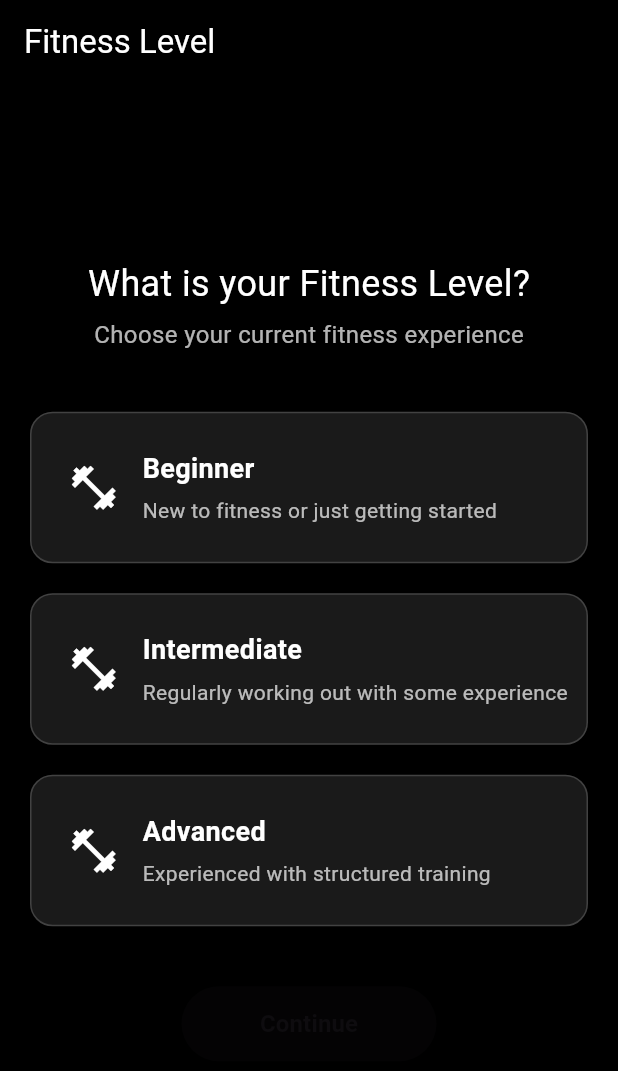
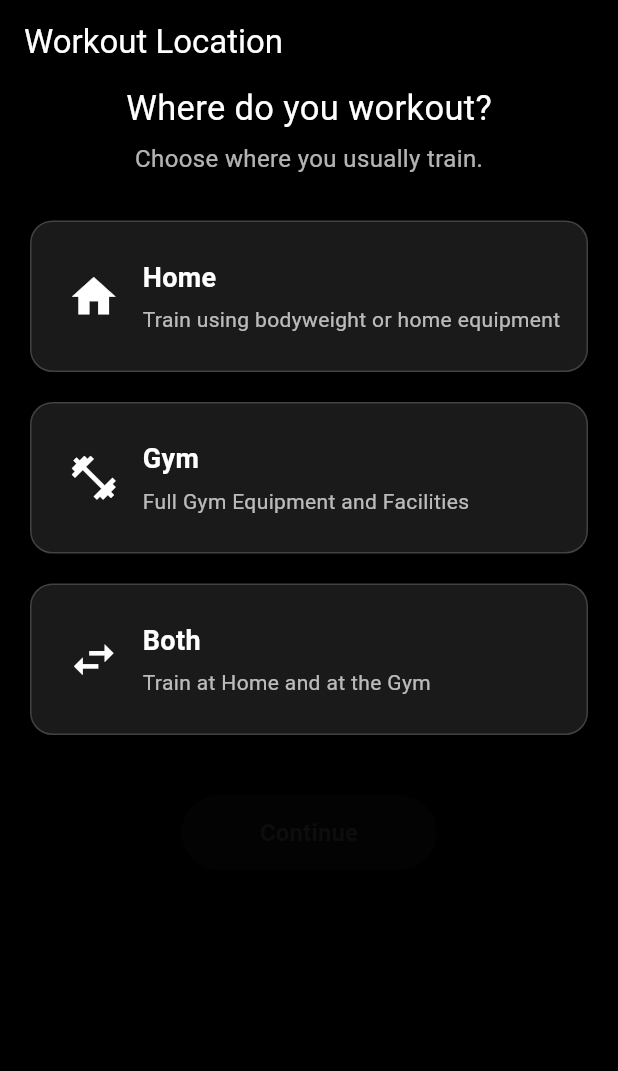
Before and after one commit to Sreenu-123/FitNovaX, a Flutter app: the screen it shows after launch, on a phone screen of 412 x 824 dp. Shown: the top 1071 px of the screen. Run offline on Flutter 3.47's test engine with Material 3 defaults, Android fonts, the phone set to English and light mode, and no system bars.

Commit message:
Implemented Workout Location selection screen

```diff
--- a/lib/main.dart
+++ b/lib/main.dart
@@ -1,4 +1,4 @@
-import 'package:fit_nova_x/workoutSetup/fitness_level_screen.dart';
+import 'package:fit_nova_x/workoutSetup/workout_location_screen.dart';
 import 'package:flutter/material.dart';
 
 void
@@ -6,7 +6,7 @@ main() {
   runApp(
     MaterialApp(
       debugShowCheckedModeBanner: false,
-      home: FitnessLevelScreen(),
+      home: WorkoutLocationScreen(),
     ),
   );
 }
--- /dev/null
+++ b/lib/workoutSetup/workout_location_screen.dart
@@ -0,0 +1,341 @@
+import 'package:flutter/material.dart';
+
+class WorkoutLocationScreen
+    extends
+        StatefulWidget {
+  const WorkoutLocationScreen({
+    super.key,
+  });
+
+  @override
+  State<
+    WorkoutLocationScreen
+  >
+  createState() =>
+      _WorkoutLocationScreenState();
+}
+
+class _WorkoutLocationScreenState
+    extends
+        State<
+          WorkoutLocationScreen
+        > {
+  int?
+  selectedLocation;
+  @override
+  Widget
+  build(
+    BuildContext
+    context,
+  ) {
+    return Scaffold(
+      backgroundColor: Colors.black,
+      appBar: AppBar(
+        title: const Text(
+          'Workout Location',
+          style: TextStyle(
+            color: Colors.white,
+          ),
+        ),
+        backgroundColor: Colors.black,
+      ),
+      body: Center(
+        child: Column(
+          crossAxisAlignment: CrossAxisAlignment.center,
+          children: [
+            Text(
+              'Where do you workout?',
+              style: TextStyle(
+                color: Colors.white,
+                fontSize: 23,
+              ),
+            ),
+            Container(
+              margin: EdgeInsets.only(
+                top: 5,
+              ),
+              child: Text(
+                'Choose where you usually train.',
+                style: TextStyle(
+                  color: Colors.white70,
+                  fontSize: 16,
+                ),
+              ),
+            ),
+            SizedBox(
+              height: 30,
+            ),
+            GestureDetector(
+              onTap: () {
+                setState(
+                  () {
+                    selectedLocation = 0;
+                  },
+                );
+              },
+              child: Container(
+                margin: const EdgeInsets.symmetric(
+                  horizontal: 20,
+                ),
+                padding: const EdgeInsets.all(
+                  24,
+                ),
+                decoration: BoxDecoration(
+                  color:
+                      selectedLocation ==
+                          0
+                      ? Colors.blue
+                      : const Color(
+                          0xFF1A1A1A,
+                        ),
+                  borderRadius: BorderRadius.circular(
+                    15,
+                  ),
+                  border: Border.all(
+                    color:
+                        selectedLocation ==
+                            0
+                        ? Colors.blue
+                        : Colors.grey.shade800,
+                    width: 1,
+                  ),
+                ),
+                child: Row(
+                  children: [
+                    Icon(
+                      Icons.home,
+                      color: Colors.white,
+                      size: 35,
+                    ),
+
+                    SizedBox(
+                      width: 15,
+                    ),
+
+                    Column(
+                      crossAxisAlignment: CrossAxisAlignment.start,
+                      children: [
+                        Text(
+                          'Home',
+                          style: TextStyle(
+                            color: Colors.white,
+                            fontSize: 18,
+                            fontWeight: FontWeight.w700,
+                          ),
+                        ),
+
+                        SizedBox(
+                          height: 5,
+                        ),
+
+                        Text(
+                          'Train using bodyweight or home equipment',
+                          style: TextStyle(
+                            color: Colors.white70,
+                            fontSize: 14,
+                          ),
+                        ),
+                      ],
+                    ),
+                  ],
+                ),
+              ),
+            ),
+            SizedBox(
+              height: 20,
+            ),
+            GestureDetector(
+              onTap: () {
+                setState(
+                  () {
+                    selectedLocation = 1;
+                  },
+                );
+              },
+              child: Container(
+                margin: const EdgeInsets.symmetric(
+                  horizontal: 20,
+                ),
+                padding: const EdgeInsets.all(
+                  24,
+                ),
+                decoration: BoxDecoration(
+                  color:
+                      selectedLocation ==
+                          1
+                      ? Colors.blue
+                      : const Color(
+                          0xFF1A1A1A,
+                        ),
+                  borderRadius: BorderRadius.circular(
+                    15,
+                  ),
+                  border: Border.all(
+                    color:
+                        selectedLocation ==
+                            1
+                        ? Colors.blue
+                        : Colors.grey.shade800,
+                    width: 1,
+                  ),
+                ),
+                child: Row(
+                  children: [
+                    Icon(
+                      Icons.fitness_center,
+                      color: Colors.white,
+                      size: 35,
+                    ),
+
+                    SizedBox(
+                      width: 15,
+                    ),
+
+                    Column(
+                      crossAxisAlignment: CrossAxisAlignment.start,
+                      children: [
+                        Text(
+                          'Gym',
+                          style: TextStyle(
+                            color: Colors.white,
+                            fontSize: 18,
+                            fontWeight: FontWeight.w700,
+                          ),
+                        ),
+
+                        SizedBox(
+                          height: 5,
+                        ),
+
+                        Text(
+                          'Full Gym Equipment and Facilities',
+                          style: TextStyle(
+                            color: Colors.white70,
+                            fontSize: 14,
+                          ),
+                        ),
+                      ],
+                    ),
+                  ],
+                ),
+              ),
+            ),
+            SizedBox(
+              height: 20,
+            ),
+            GestureDetector(
+              onTap: () {
+                setState(
+                  () {
+                    selectedLocation = 2;
+                  },
+                );
+              },
+              child: Container(
+                margin: const EdgeInsets.symmetric(
+                  horizontal: 20,
+                ),
+                padding: const EdgeInsets.all(
+                  24,
+                ),
+                decoration: BoxDecoration(
+                  color:
+                      selectedLocation ==
+                          2
+                      ? Colors.blue
+                      : const Color(
+                          0xFF1A1A1A,
+                        ),
+                  borderRadius: BorderRadius.circular(
+                    15,
+                  ),
+                  border: Border.all(
+                    color:
+                        selectedLocation ==
+                            2
+                        ? Colors.blue
+                        : Colors.grey.shade800,
+                    width: 1,
+                  ),
+                ),
+                child: Row(
+                  children: [
+                    Icon(
+                      Icons.swap_horiz,
+                      color: Colors.white,
+                      size: 35,
+                    ),
+
+                    SizedBox(
+                      width: 15,
+                    ),
+
+                    Column(
+                      crossAxisAlignment: CrossAxisAlignment.start,
+                      children: [
+                        Text(
+                          'Both',
+                          style: TextStyle(
+                            color: Colors.white,
+                            fontSize: 18,
+                            fontWeight: FontWeight.w700,
+                          ),
+                        ),
+
+                        SizedBox(
+                          height: 5,
+                        ),
+
+                        Text(
+                          'Train at Home and at the Gym',
+                          style: TextStyle(
+                            color: Colors.white70,
+                            fontSize: 14,
+                          ),
+                        ),
+                      ],
+                    ),
+                  ],
+                ),
+              ),
+            ),
+            SizedBox(
+              height: 40,
+            ),
+            SizedBox(
+              width: 170,
+              height: 50,
+              child: ElevatedButton(
+                onPressed:
+                    // Next Screen
+                    selectedLocation ==
+                        null
+                    ? null
+                    : () {
+                        // Next Screen
+                      },
+
+                style: ElevatedButton.styleFrom(
+                  backgroundColor: Colors.blue,
+                  foregroundColor: Colors.white,
+                  shape: RoundedRectangleBorder(
+                    borderRadius: BorderRadius.circular(
+                      30,
+                    ),
+                  ),
+                ),
+                child: Text(
+                  'Continue',
+                  style: TextStyle(
+                    fontSize: 16,
+                    fontWeight: FontWeight.bold,
+                  ),
+                ),
+              ),
+            ),
+          ],
+        ),
+      ),
+    );
+  }
+}
```
